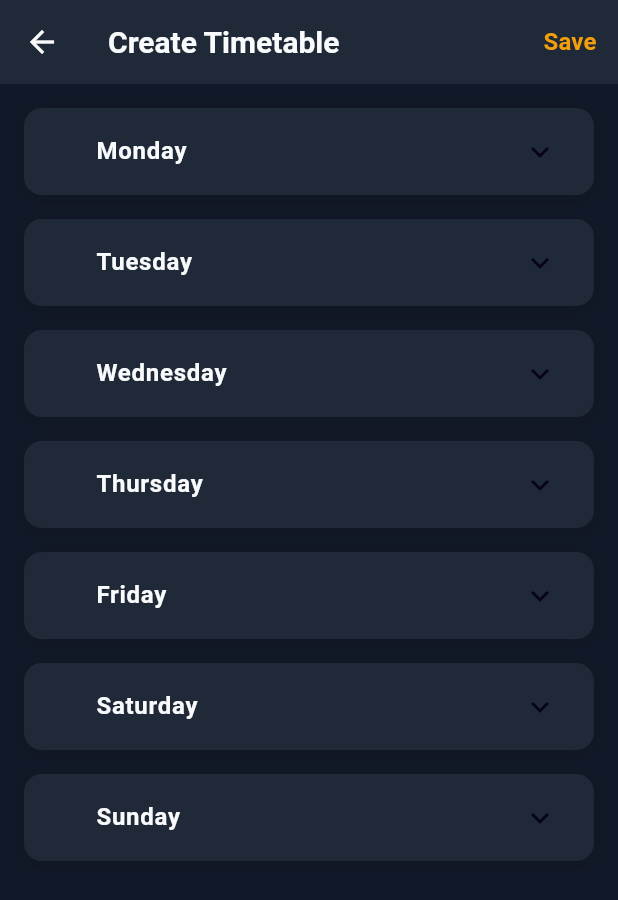
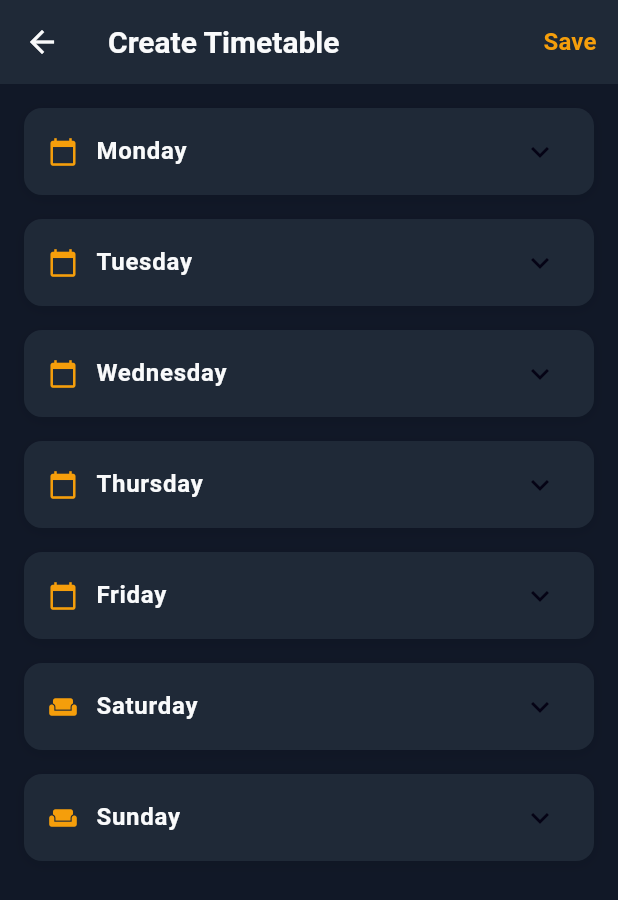
Before and after one commit to adil162006/letsBunk, a Flutter app: the CreateTimetableScreen screen opened directly, on a phone screen of 412 x 824 dp. Shown: the top 900 px of the screen. Run offline on Flutter 3.47's test engine with Material 3 defaults, Android fonts, the phone set to English and light mode, and no system bars.

Commit message:
timetable feature addded

```diff
--- a/proxylagao/lib/modules/timetable/view/create_timetable_screen.dart
+++ b/proxylagao/lib/modules/timetable/view/create_timetable_screen.dart
@@ -232,7 +232,7 @@ class _CreateTimetableScreenState extends State<CreateTimetableScreen> {
                               value: subject,
                               child: Text(subject, style: const TextStyle(color: Color(0xFFF9FAFB))),
                             );
-                          }).toList(),
+                          }),
                         ],
                         onChanged: (value) {
                           _subjectControllers[dayIndex][subjectIndex].text = value ?? '';
@@ -250,21 +250,21 @@ class _CreateTimetableScreenState extends State<CreateTimetableScreen> {
   }
 
   IconData _getDayIcon(String day) {
-    switch (day) {
-      case 'Monday':
-        return Icons.monday;
-      case 'Tuesday':
-        return Icons.tuesday;
-      case 'Wednesday':
-        return Icons.wednesday;
-      case 'Thursday':
-        return Icons.thursday;
-      case 'Friday':
-        return Icons.friday;
-      case 'Saturday':
-        return Icons.saturday;
-      case 'Sunday':
-        return Icons.sunday;
+    switch (day.toLowerCase()) {
+      case 'monday':
+        return Icons.calendar_today;
+      case 'tuesday':
+        return Icons.calendar_today;
+      case 'wednesday':
+        return Icons.calendar_today;
+      case 'thursday':
+        return Icons.calendar_today;
+      case 'friday':
+        return Icons.calendar_today;
+      case 'saturday':
+        return Icons.weekend;
+      case 'sunday':
+        return Icons.weekend;
       default:
         return Icons.calendar_today;
     }
--- a/proxylagao/lib/modules/timetable/widgets/day_edit_dialog.dart
+++ b/proxylagao/lib/modules/timetable/widgets/day_edit_dialog.dart
@@ -185,7 +185,7 @@ class _DayEditDialogState extends State<DayEditDialog> {
                               value: subject,
                               child: Text(subject, style: const TextStyle(color: Color(0xFFF9FAFB))),
                             );
-                          }).toList(),
+                          }),
                         ],
                         onChanged: (value) {
                           setState(() {
--- a/proxylagao/pubspec.yaml
+++ b/proxylagao/pubspec.yaml
@@ -34,6 +34,9 @@ dependencies:
   # The following adds the Cupertino Icons font to your application.
   # Use with the CupertinoIcons class for iOS style icons.
   cupertino_icons: ^1.0.8
+
+  # State management
+  provider: ^6.1.1
 
 dev_dependencies:
   flutter_test:
```
Also changed, not shown: proxylagao/lib/main.dart (+18 -60 lines), proxylagao/lib/modules/summary/view/summary_screen.dart (+10 -43 lines), proxylagao/lib/modules/timetable/view/timetable_screen.dart (+22 -50 lines), proxylagao/pubspec.lock.
